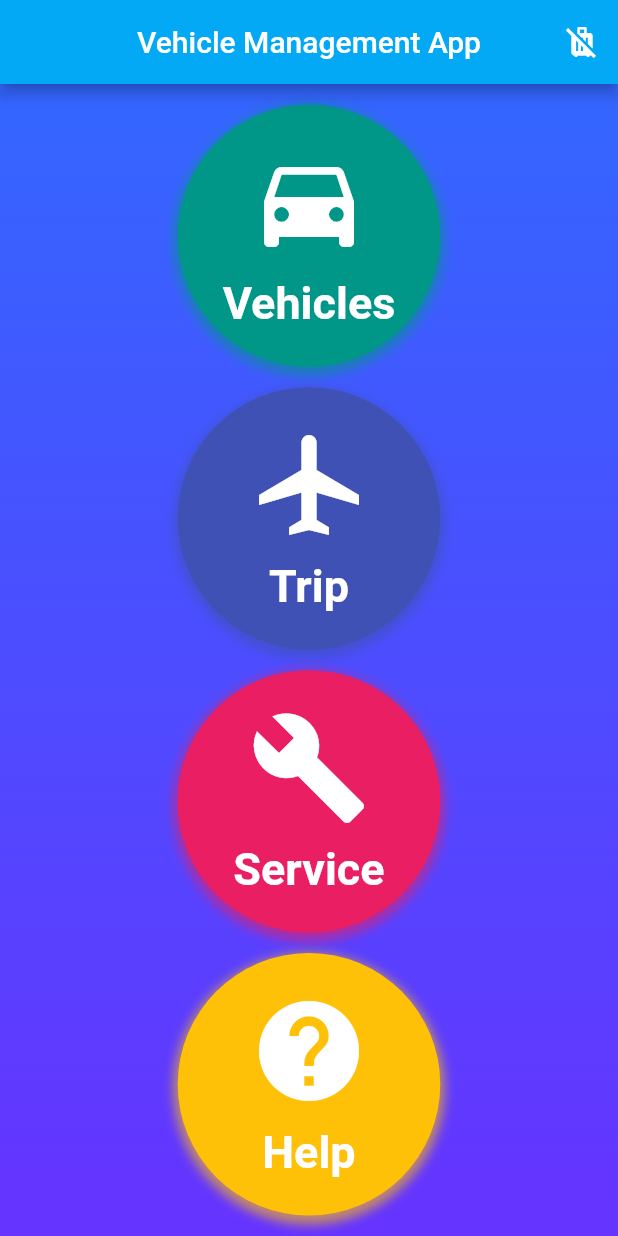
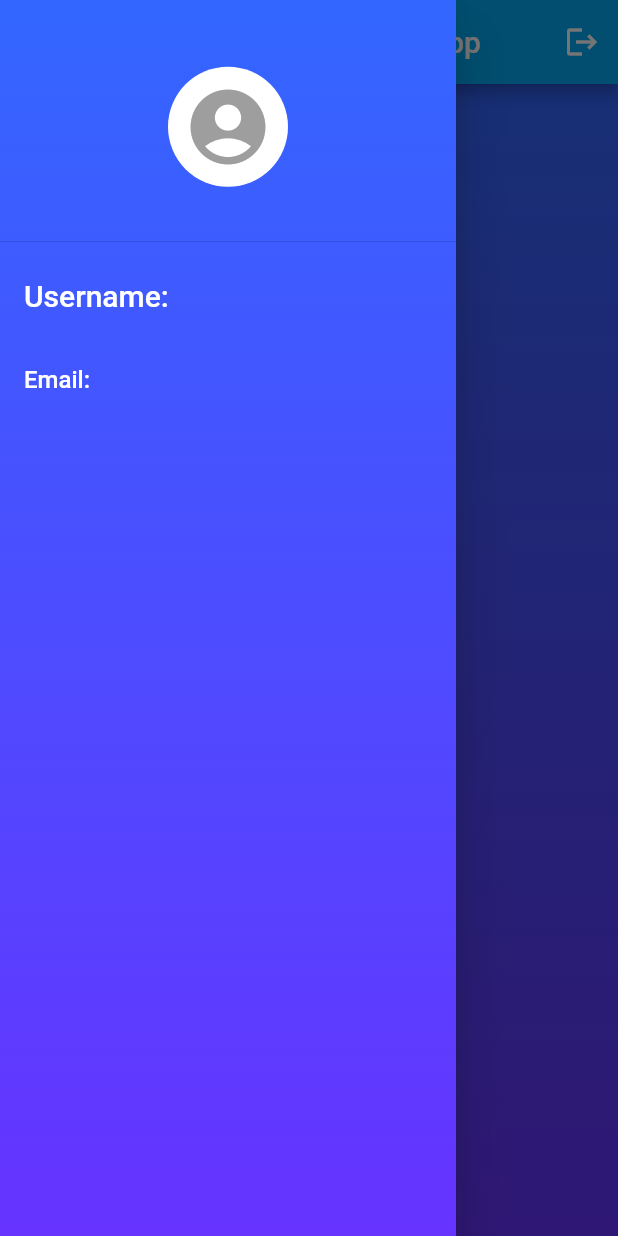
Before and after one commit to CSCI4100U/mobile-group-project-2023-abdul-alam-li-rana, a Flutter app: the screen it shows once a user with an empty profile is signed in, with the side drawer open (before the commit the screen has no drawer), on a phone screen of 412 x 824 dp. Run offline on Flutter 3.47's test engine with Material 2 defaults, Android fonts, the phone set to English and light mode, and no system bars; our stand-ins replace cloud_firestore, firebase_auth, firebase_core, image_picker, sqflite; accounts and stored records are empty.

Commit message:
homepage sidebar and profile picture functionality added

```diff
--- a/final_project/lib/home_page.dart
+++ b/final_project/lib/home_page.dart
@@ -1,12 +1,22 @@
 import 'package:flutter/material.dart';
+import 'package:firebase_auth/firebase_auth.dart';
 import 'vehicle_homepage.dart';
 import 'trip_page.dart';
 import 'help_page.dart';
 import 'service_page.dart';
-import 'sidebar.dart';
-import 'package:firebase_auth/firebase_auth.dart';
+import 'package:image_picker/image_picker.dart';
+import 'dart:io';
 
-class HomePage extends StatelessWidget {
+class HomePage extends StatefulWidget {
+  @override
+  _HomePageState createState() => _HomePageState();
+}
+
+class _HomePageState extends State<HomePage> {
+  final GlobalKey<ScaffoldState> _scaffoldKey = GlobalKey<ScaffoldState>();
+  final ImagePicker _picker = ImagePicker();
+  File? _profilepic;
+
   @override
   Widget build(BuildContext context) {
     double buttonSize = 175.0;
@@ -16,21 +26,28 @@ class HomePage extends StatelessWidget {
     );
 
     return Scaffold(
+      key: _scaffoldKey,
       appBar: AppBar(
         actions: [
           IconButton(
             onPressed: () async {
               await FirebaseAuth.instance.signOut();
             },
-            icon: Icon(Icons.leave_bags_at_home),
+            icon: Icon(Icons.logout),
           )
         ],
         backgroundColor: Colors.lightBlue,
         title: Text('Vehicle Management App'),
         centerTitle: true,
         automaticallyImplyLeading: false,
+        leading: IconButton(
+          icon: Icon(Icons.menu), // Menu icon
+          onPressed: () {
+            _scaffoldKey.currentState?.openDrawer(); // Open the drawer when the menu icon is pressed
+          },
         ),
-      backgroundColor: Colors.transparent, // Make the background transparent
+      ),
+      backgroundColor: Colors.transparent,
       body: Stack(
         children: [
           _buildGradientBackground(),
@@ -82,6 +99,83 @@ class HomePage extends StatelessWidget {
             ),
           ),
         ],
+      ),
+      drawer: _buildUserDrawer(),
+    );
+  }
+
+  Widget _buildUserDrawer() {
+  User? user = FirebaseAuth.instance.currentUser;
+  String? fullName = user?.displayName;
+  String? email = user?.email;
+
+  return Drawer(
+    child: Container(
+      decoration: BoxDecoration(
+        gradient: LinearGradient(
+          begin: Alignment.topCenter,
+          end: Alignment.bottomCenter,
+          colors: [
+            Color(0xFF3366FF),
+            Color(0xFF6633FF),
+          ],
+        ),
+      ),
+      child: ListView(
+        children: [
+          DrawerHeader(
+            decoration: BoxDecoration(
+              color: Colors.transparent, // Make the header background transparent
+            ),
+            child: Column(
+              mainAxisAlignment: MainAxisAlignment.center,
+              children: [
+                GestureDetector(
+                  onTap: () {
+                    // Handle the profile picture edit action here
+                    _showDialog(context);
+                  },
+                  child: Container(
+                    width: 80,
+                    height: 80,
+                    decoration: BoxDecoration(
+                      shape: BoxShape.circle,
+                      color: Colors.white,
+                    ),
+                    child: _profilepic == null ? Icon(
+                      Icons.account_circle,
+                      size: 60,
+                      color: Colors.grey,
+                    ) : ClipOval(child: Image.file(_profilepic!,width: 80,height: 80,))
+                  ),
+                ),
+              ],
+            ),
+          ),
+          Column(
+            children: [
+              ListTile(
+                title: Text(
+                  'Username: $fullName',
+                  style: TextStyle(
+                    color: Colors.white,
+                    fontSize: 20.0,
+                  ),
+                ),
+              ),
+              ListTile(
+                title: Text(
+                  'Email: $email',
+                  style: TextStyle(
+                    color: Colors.white,
+                    fontSize: 16.0,
+                  ),
+                ),
+              ),
+            ],
+          ),
+        ],
+      ),
     ),
   );
 }
@@ -141,4 +235,54 @@ class HomePage extends StatelessWidget {
       ),
     );
   }
+
+  Future _getImageFromGallery() async {
+    final pickedFile = await _picker.pickImage(source: ImageSource.gallery);
+
+    setState(() {
+      if (pickedFile != null) {
+        _profilepic = File(pickedFile.path);
       }
+    });
+  }
+
+  Future _getImageFromCamera() async {
+    final pickedFile = await _picker.pickImage(source: ImageSource.camera);
+
+    setState(() {
+      if (pickedFile != null) {
+        _profilepic= File(pickedFile.path);
+      }
+    });
+  }
+
+  Future<void> _showDialog(BuildContext context) async {
+  await showDialog(
+    context: context,
+    builder: (BuildContext context) {
+      return AlertDialog(
+        title: Text('Choose an option'),
+        content: Column(
+          mainAxisSize: MainAxisSize.min,
+          children: [
+            ListTile(
+              title: Text('Camera Roll'),
+              onTap: () {
+                Navigator.of(context).pop(); // Close the dialog
+                _getImageFromGallery();
+              },
+            ),
+            ListTile(
+              title: Text('Camera'),
+              onTap: () {
+                Navigator.of(context).pop(); // Close the dialog
+                _getImageFromCamera();
+              },
+            ),
+          ],
+        ),
+      );
+    },
+  );
+}
+}
--- a/final_project/pubspec.yaml
+++ b/final_project/pubspec.yaml
@@ -40,6 +40,7 @@ dependencies:
   cloud_firestore: ^4.12.0
   provider: ^6.0.5
   firebase_ui_auth: ^1.9.1
+  image_picker:
 
   # The following adds the Cupertino Icons font to your application.
   # Use with the CupertinoIcons class for iOS style icons.
```
Also changed, not shown: 2 other files. Lines whose indentation alone changed are shown as unchanged.
